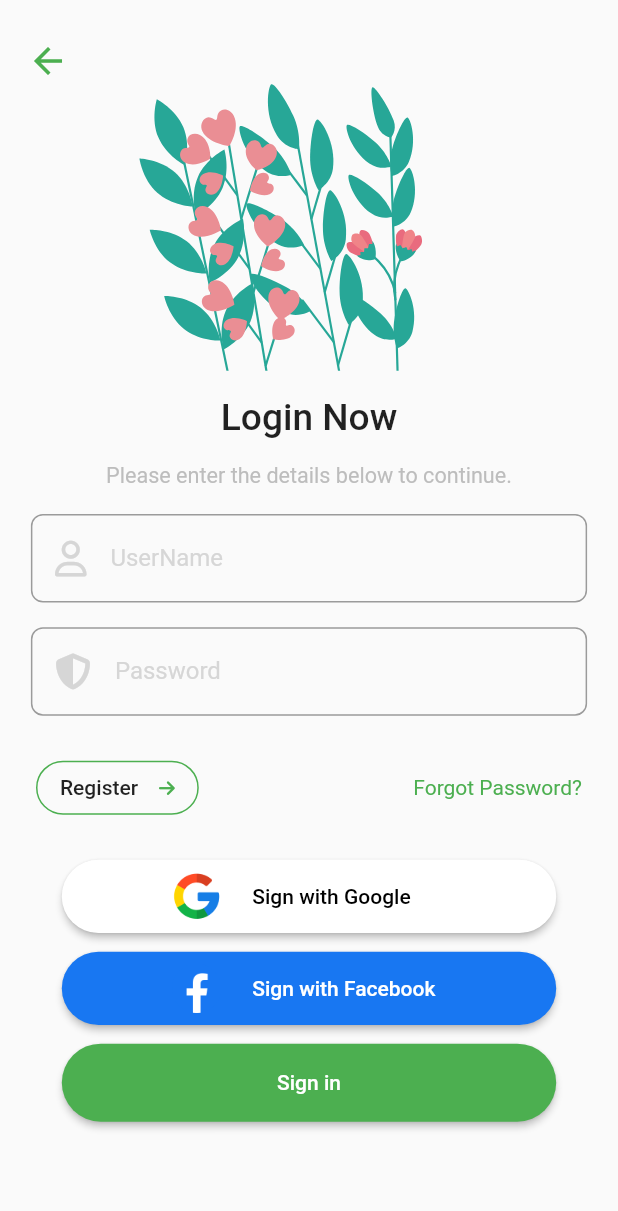
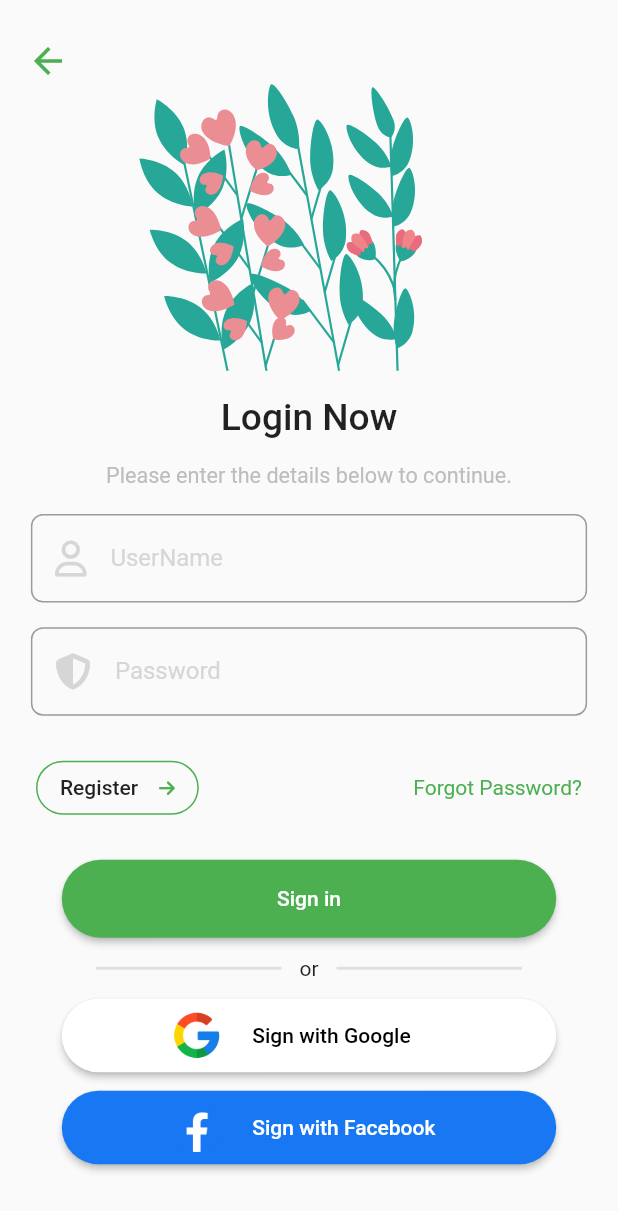
Before and after one commit to AMG2001/Green_Egypt, a Flutter app: the LoginScreen screen opened by its route, on a phone screen of 412 x 824 dp. Shown: the top 1211 px of the screen. Run offline on Flutter 3.47's test engine with Material 2 defaults, Android fonts, the phone set to English and light mode, and no system bars; our stand-ins replace animated_splash_screen, animated_text_kit, firebase_auth, firebase_core, flutter_rating_bar, fluttertoast and 8 more; missing offline and left inert: flutter_facebook_auth; accounts and stored records are empty; project files that could hold a hidden picture were left out.

Commit message:
login page redesigned

```diff
--- a/green_egypt/lib/screens/login_screen/login_screen.dart
+++ b/green_egypt/lib/screens/login_screen/login_screen.dart
@@ -1,4 +1,5 @@
 import 'package:flutter/material.dart';
+import 'package:green_egypt/config/dimensions.dart';
 import 'package:green_egypt/screens/login_screen/login_page_components/login_page_buttons/facebook_login_button.dart';
 import 'package:green_egypt/screens/login_screen/login_page_components/login_page_buttons/google_signin_button.dart';
 import 'package:green_egypt/screens/login_screen/login_page_components/login_page_buttons/register_and_forget_password_row.dart';
@@ -6,7 +7,6 @@ import 'package:green_egypt/screens/login_screen/login_page_components/login_pag
 import 'package:green_egypt/screens/login_screen/login_page_components/login_page_header_image.dart';
 import 'package:green_egypt/screens/login_screen/login_page_components/passwordTextField/password_text_field.dart';
 import 'package:green_egypt/screens/login_screen/login_page_components/userNameTextField/user_name_text_field.dart';
-
 
 class LoginScreen extends StatefulWidget {
   const LoginScreen({super.key});
@@ -95,6 +95,40 @@ class _MyWidgetState extends State<LoginScreen> {
                         child: Column(
                           children: [
                             /**
+                               * login Anonymous
+                               */
+
+                            SignInButton(
+                              emailController: userNameTextEditingController,
+                              passwordController: passwordTextEditingController,
+                            ),
+                            SizedBox(
+                              height: MediaQuery.of(context).size.width * .03,
+                            ),
+                            Row(
+                              mainAxisAlignment: MainAxisAlignment.center,
+                              children: [
+                                Container(
+                                    width: Dimensions.width * .3,
+                                    color: Colors.grey[300],
+                                    height: 2),
+                                SizedBox(
+                                  width: 12,
+                                ),
+                                Text("or"),
+                                SizedBox(
+                                  width: 12,
+                                ),
+                                Container(
+                                    width: Dimensions.width * .3,
+                                    color: Colors.grey[300],
+                                    height: 2),
+                              ],
+                            ),
+                            SizedBox(
+                              height: MediaQuery.of(context).size.width * .03,
+                            ),
+                            /**
                                * Signin with Google button
                                */
                             GoogleSignInButton(),
@@ -105,16 +139,6 @@ class _MyWidgetState extends State<LoginScreen> {
                                * Signin with Facebook
                                */
                             FacebookSignInButton(),
-                            /**
-                               * login Anonymous
-                               */
-                            SizedBox(
-                              height: MediaQuery.of(context).size.width * .03,
-                            ),
-                            SignInButton(
-                              emailController: userNameTextEditingController,
-                              passwordController: passwordTextEditingController,
-                            ),
                           ],
                         ),
                       )
```
